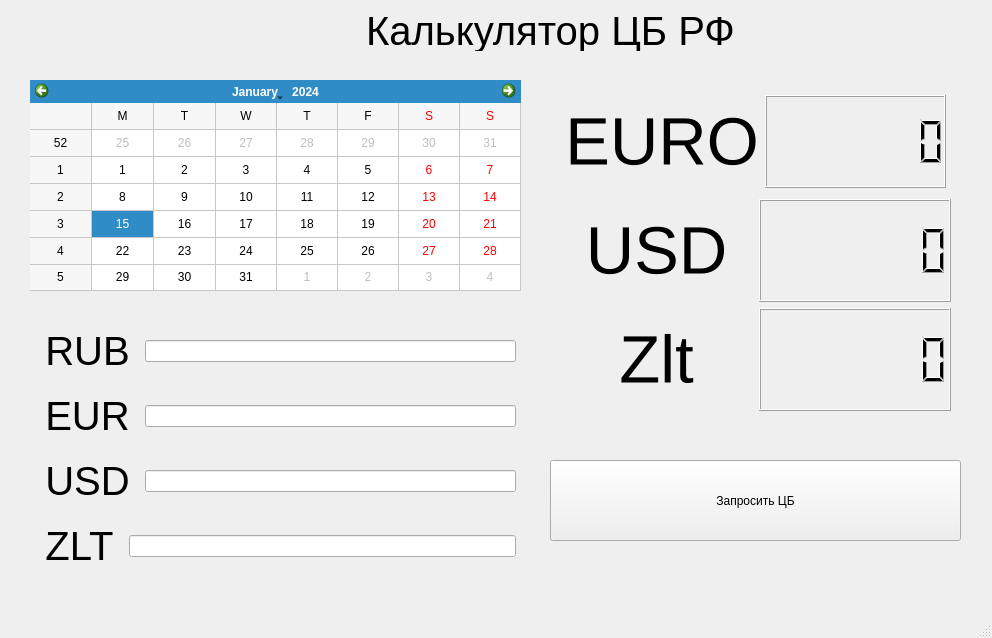
Before: the Qt Designer form simple_converter.ui in MikFogel/cbr, drawn with Qt 5.
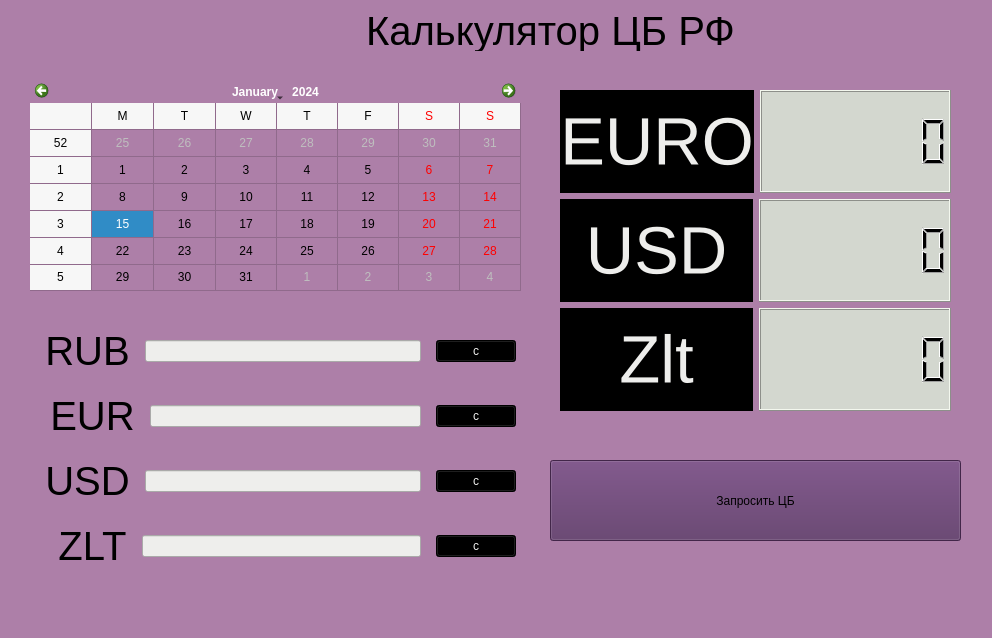
After: the same form once the commit is applied.

What changed in the file:
```diff
--- a/simple_converter.ui
+++ b/simple_converter.ui
@@ -13,6 +13,9 @@
   <property name="windowTitle">
    <string>MainWindow</string>
   </property>
+  <property name="styleSheet">
+   <string notr="true">background-color: rgb(173, 127, 168);</string>
+  </property>
   <widget class="QWidget" name="centralwidget">
    <widget class="QPushButton" name="request_btn">
     <property name="geometry">
@@ -23,6 +26,9 @@
       <height>81</height>
      </rect>
     </property>
+    <property name="styleSheet">
+     <string notr="true">background-color: rgb(92, 53, 102);</string>
+    </property>
     <property name="text">
      <string>Запросить ЦБ</string>
     </property>
@@ -52,16 +58,16 @@
      <item>
       <layout class="QHBoxLayout" name="horizontalLayout">
        <property name="leftMargin">
-        <number>5</number>
+        <number>0</number>
        </property>
        <property name="topMargin">
-        <number>5</number>
+        <number>0</number>
        </property>
        <property name="rightMargin">
-        <number>5</number>
+        <number>0</number>
        </property>
        <property name="bottomMargin">
-        <number>5</number>
+        <number>0</number>
        </property>
        <item>
         <widget class="QLabel" name="euro_lcd_lbl">
@@ -70,6 +76,10 @@
            <pointsize>50</pointsize>
           </font>
          </property>
+         <property name="styleSheet">
+          <string notr="true">background-color: rgb(0, 0, 0);
+color: rgb(238, 238, 236);</string>
+         </property>
          <property name="text">
           <string>EURO</string>
          </property>
@@ -80,6 +90,9 @@
        </item>
        <item>
         <widget class="QLCDNumber" name="lcd_euro">
+         <property name="styleSheet">
+          <string notr="true">background-color: rgb(211, 215, 207);</string>
+         </property>
          <property name="digitCount">
           <number>7</number>
          </property>
@@ -96,6 +109,10 @@
            <pointsize>50</pointsize>
           </font>
          </property>
+         <property name="styleSheet">
+          <string notr="true">background-color: rgb(0, 0, 0);
+color: rgb(238, 238, 236);</string>
+         </property>
          <property name="text">
           <string>USD</string>
          </property>
@@ -106,6 +123,9 @@
        </item>
        <item>
         <widget class="QLCDNumber" name="lcd_usd">
+         <property name="styleSheet">
+          <string notr="true">background-color: rgb(211, 215, 207);</string>
+         </property>
          <property name="digitCount">
           <number>7</number>
          </property>
@@ -122,6 +142,10 @@
            <pointsize>50</pointsize>
           </font>
          </property>
+         <property name="styleSheet">
+          <string notr="true">background-color: rgb(0, 0, 0);
+color: rgb(238, 238, 236);</string>
+         </property>
          <property name="text">
           <string>Zlt</string>
          </property>
@@ -132,6 +156,9 @@
        </item>
        <item>
         <widget class="QLCDNumber" name="lcd_zlt">
+         <property name="styleSheet">
+          <string notr="true">background-color: rgb(211, 215, 207);</string>
+         </property>
          <property name="digitCount">
           <number>7</number>
          </property>
@@ -219,6 +246,9 @@
        </item>
        <item>
         <widget class="QLineEdit" name="rub_result">
+         <property name="styleSheet">
+          <string notr="true">background-color: rgb(238, 238, 236);</string>
+         </property>
          <property name="cursorPosition">
           <number>0</number>
          </property>
@@ -227,6 +257,17 @@
          </property>
         </widget>
        </item>
+       <item>
+        <widget class="QPushButton" name="cp_rub">
+         <property name="styleSheet">
+          <string notr="true">background-color: rgb(0, 0, 0);
+color: rgb(238, 238, 236);</string>
+         </property>
+         <property name="text">
+          <string>c</string>
+         </property>
+        </widget>
+       </item>
       </layout>
      </item>
      <item>
@@ -238,7 +279,7 @@
         <enum>QLayout::SetMinimumSize</enum>
        </property>
        <property name="leftMargin">
-        <number>5</number>
+        <number>10</number>
        </property>
        <property name="topMargin">
         <number>5</number>
@@ -266,6 +307,9 @@
        </item>
        <item>
         <widget class="QLineEdit" name="euro_result">
+         <property name="styleSheet">
+          <string notr="true">background-color: rgb(238, 238, 236);</string>
+         </property>
          <property name="alignment">
           <set>Qt::AlignCenter</set>
          </property>
@@ -274,6 +318,17 @@
          </property>
         </widget>
        </item>
+       <item>
+        <widget class="QPushButton" name="cp_euro">
+         <property name="styleSheet">
+          <string notr="true">background-color: rgb(0, 0, 0);
+color: rgb(238, 238, 236);</string>
+         </property>
+         <property name="text">
+          <string>c</string>
+         </property>
+        </widget>
+       </item>
       </layout>
      </item>
      <item>
@@ -313,6 +368,9 @@
        </item>
        <item>
         <widget class="QLineEdit" name="usd_result">
+         <property name="styleSheet">
+          <string notr="true">background-color: rgb(238, 238, 236);</string>
+         </property>
          <property name="alignment">
           <set>Qt::AlignCenter</set>
          </property>
@@ -321,6 +379,17 @@
          </property>
         </widget>
        </item>
+       <item>
+        <widget class="QPushButton" name="cp_usd">
+         <property name="styleSheet">
+          <string notr="true">background-color: rgb(0, 0, 0);
+color: rgb(238, 238, 236);</string>
+         </property>
+         <property name="text">
+          <string>c</string>
+         </property>
+        </widget>
+       </item>
       </layout>
      </item>
      <item>
@@ -332,7 +401,7 @@
         <enum>QLayout::SetMinimumSize</enum>
        </property>
        <property name="leftMargin">
-        <number>5</number>
+        <number>18</number>
        </property>
        <property name="topMargin">
         <number>5</number>
@@ -360,6 +429,9 @@
        </item>
        <item>
         <widget class="QLineEdit" name="zlt_result">
+         <property name="styleSheet">
+          <string notr="true">background-color: rgb(238, 238, 236);</string>
+         </property>
          <property name="alignment">
           <set>Qt::AlignCenter</set>
          </property>
@@ -368,6 +440,17 @@
          </property>
         </widget>
        </item>
+       <item>
+        <widget class="QPushButton" name="cp_zlt">
+         <property name="styleSheet">
+          <string notr="true">background-color: rgb(0, 0, 0);
+color: rgb(238, 238, 236);</string>
+         </property>
+         <property name="text">
+          <string>c</string>
+         </property>
+        </widget>
+       </item>
       </layout>
      </item>
     </layout>
```
